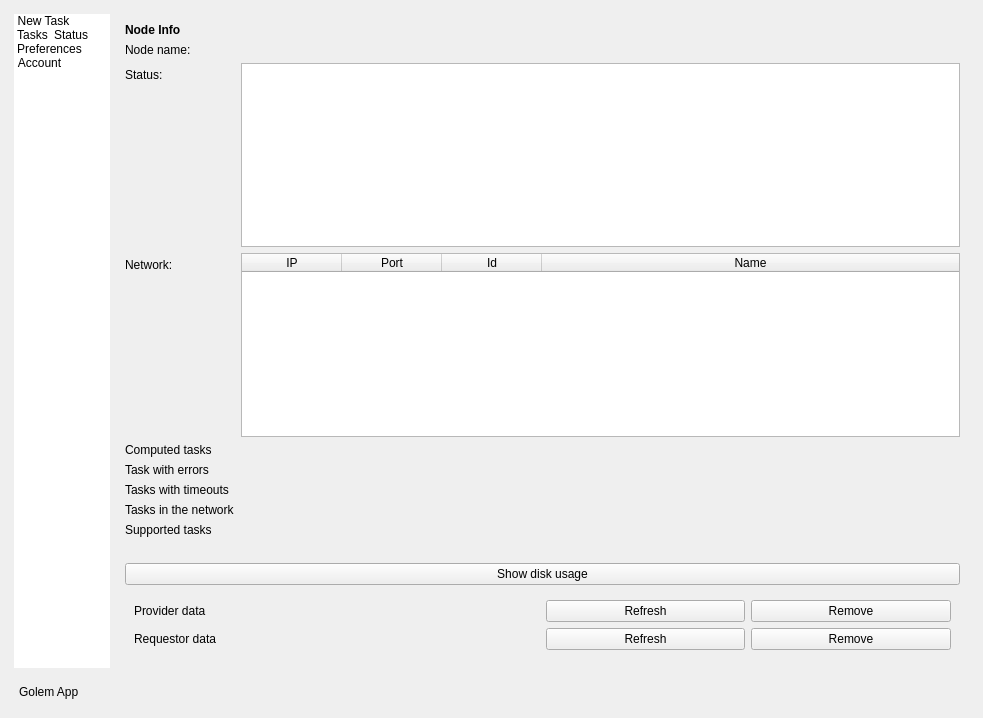
First picture: the form in gnr/ui/AppMainWindow.ui, repository golemfactory/clay, before the edit.
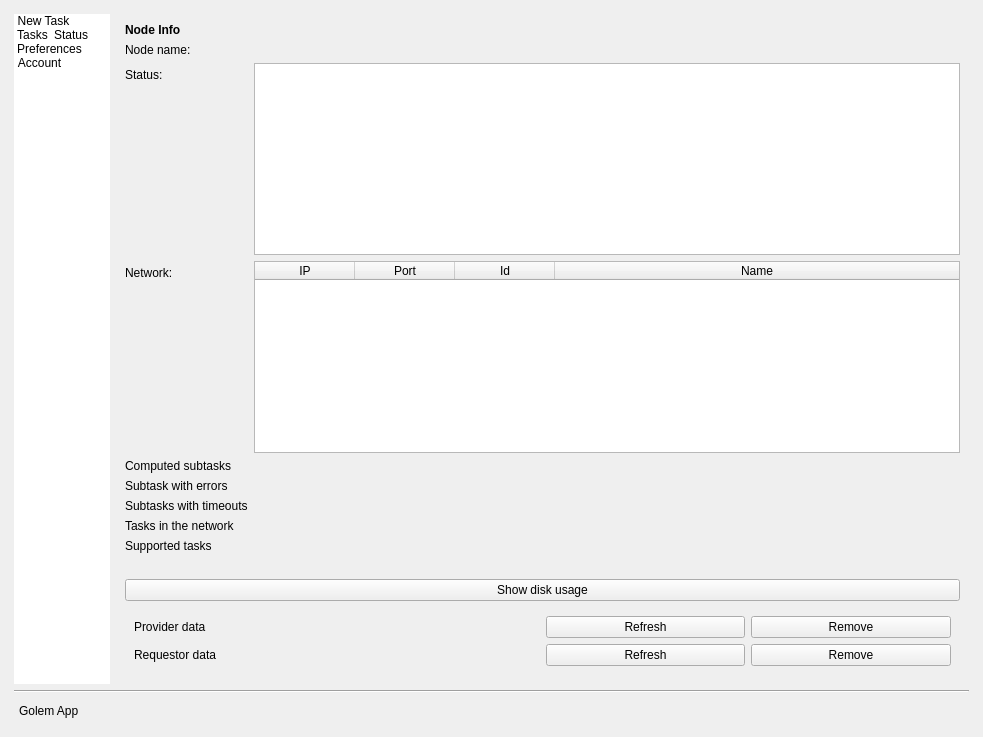
Second picture: the form after the edit. Icons and pictures are not drawn. Custom widgets are drawn as their Qt base class.

Commit message: Change tasks to subtasks on main window labels

```diff
--- a/gnr/ui/AppMainWindow.ui
+++ b/gnr/ui/AppMainWindow.ui
@@ -7,7 +7,7 @@
     <x>0</x>
     <y>0</y>
     <width>983</width>
-    <height>718</height>
+    <height>737</height>
    </rect>
   </property>
   <property name="sizePolicy">
@@ -1428,7 +1428,7 @@
                    <string>Number of tasks that were successfully computed on this machine.</string>
                   </property>
                   <property name="text">
-                   <string>Computed tasks</string>
+                   <string>Computed subtasks</string>
                   </property>
                  </widget>
                 </item>
@@ -1445,7 +1445,7 @@
                    <string>Number of tasks that this machine tried to compute, but ended up with errors.</string>
                   </property>
                   <property name="text">
-                   <string>Task with errors</string>
+                   <string>Subtask with errors</string>
                   </property>
                  </widget>
                 </item>
@@ -1462,7 +1462,7 @@
                    <string>Number of tasks that this machine tried to compute but ended up with timeout. </string>
                   </property>
                   <property name="text">
-                   <string>Tasks with timeouts</string>
+                   <string>Subtasks with timeouts</string>
                   </property>
                  </widget>
                 </item>
```
